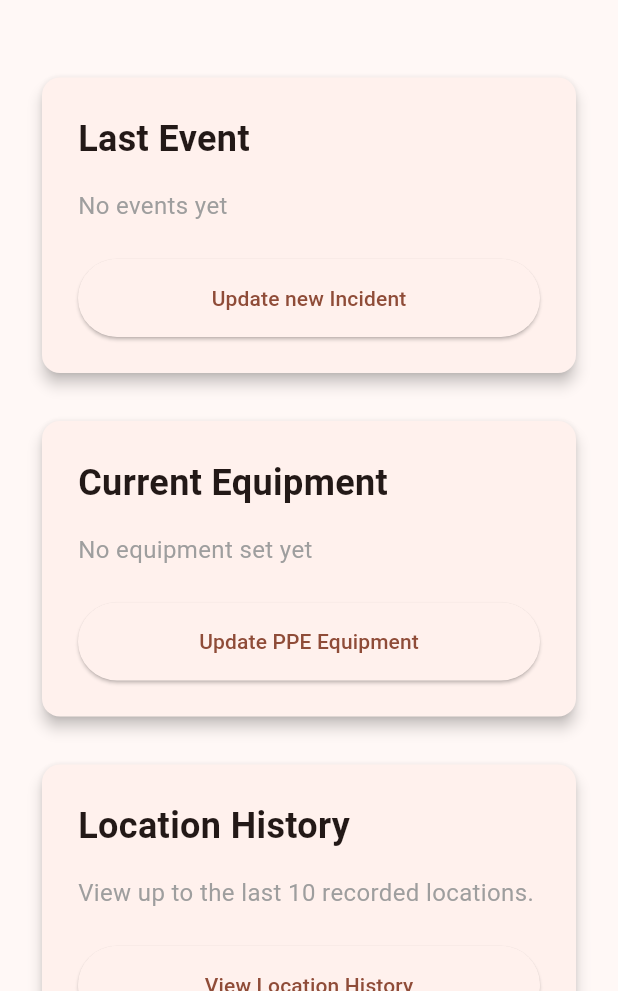
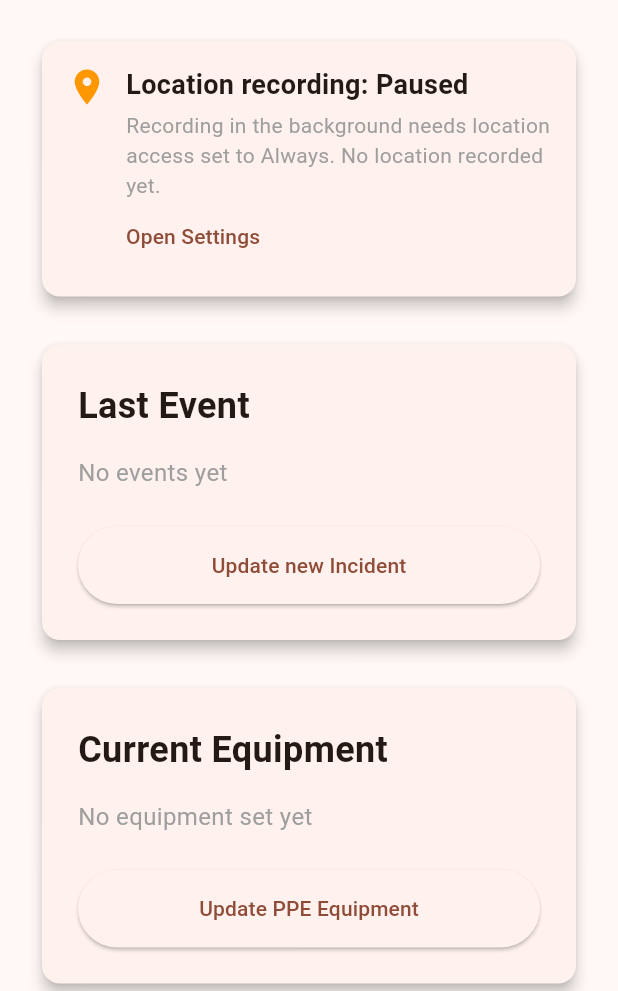
Before and after one commit to zycheah/firefighter-data-hub-frontend, a Flutter app: the HomeTab screen opened directly, on a phone screen of 412 x 824 dp, the part 245-1236 px from its top. Run offline on Flutter 3.47's test engine with Material 3 defaults, Android fonts, the phone set to English and light mode, and no system bars; our stand-ins replace flutter_secure_storage, geolocator, logger, permission_handler, shared_preferences, sqflite; missing offline and left inert: flutter_foreground_task; accounts and stored records are empty.

Commit message:
feat(mobile): add recording status and AI assistant placeholder; fix interval at one minute
Replace the location history page with a coming-soon AI assistant page, show location recording status with the last recorded time on the home screen, and record location every minute without a user-selectable interval. Stored points use the time the GPS fix was taken.

```diff
--- a/mobile/lib/screens/home_tab.dart
+++ b/mobile/lib/screens/home_tab.dart
@@ -4,8 +4,9 @@ import '../services/auth_service.dart';
 import '../services/event_service.dart';
 import '../services/ppe_service.dart';
 import 'log_event_tab.dart';
-import 'location_history_page.dart';
+import 'ai_assistant_page.dart';
 import 'ppe_page.dart';
+import 'tracking_status_card.dart';
 import 'package:intl/intl.dart';
 
 class HomeTab extends StatefulWidget {
@@ -38,11 +39,10 @@ class _HomeTabState extends State<HomeTab> {
     setState(() {}); // Refresh to show updated PPE data
   }
 
-  Future<void> _navigateToLocationHistory() async {
+  Future<void> _navigateToAiAssistant() async {
     await Navigator.of(context).push(
-      MaterialPageRoute(builder: (context) => const LocationHistoryPage()),
+      MaterialPageRoute(builder: (context) => const AiAssistantPage()),
     );
-    setState(() {}); // Refresh to show updated location data
   }
 
   @override
@@ -97,7 +97,9 @@ class _HomeTabState extends State<HomeTab> {
                   color: Colors.grey,
                 ),
               ),
-            const SizedBox(height: 48),
+            const SizedBox(height: 24),
+            const TrackingStatusCard(),
+            const SizedBox(height: 24),
             // Card 1: Last Event
             Card(
               elevation: 4,
@@ -194,7 +196,7 @@ class _HomeTabState extends State<HomeTab> {
               ),
             ),
             const SizedBox(height: 24),
-            // Card 3: Location History
+            // Card 3: AI Assistant
             Card(
               elevation: 4,
               child: Padding(
@@ -203,7 +205,7 @@ class _HomeTabState extends State<HomeTab> {
                   crossAxisAlignment: CrossAxisAlignment.start,
                   children: [
                     const Text(
-                      'Location History',
+                      'AI Assistant',
                       style: TextStyle(
                         fontSize: 24,
                         fontWeight: FontWeight.bold,
@@ -211,7 +213,7 @@ class _HomeTabState extends State<HomeTab> {
                     ),
                     const SizedBox(height: 16),
                     const Text(
-                      'View up to the last 10 recorded locations.',
+                      'Coming soon in a future update.',
                       style: TextStyle(
                         fontSize: 16,
                         color: Colors.grey,
@@ -221,11 +223,11 @@ class _HomeTabState extends State<HomeTab> {
                     SizedBox(
                       width: double.infinity,
                       child: ElevatedButton(
-                        onPressed: _navigateToLocationHistory,
+                        onPressed: _navigateToAiAssistant,
                         style: ElevatedButton.styleFrom(
                           padding: const EdgeInsets.symmetric(vertical: 16),
                         ),
-                        child: const Text('View Location History'),
+                        child: const Text('Learn More'),
                       ),
                     ),
                   ],
--- a/mobile/lib/screens/main_navigation.dart
+++ b/mobile/lib/screens/main_navigation.dart
@@ -6,9 +6,9 @@ import '../services/app_shell_navigation.dart';
 import '../services/location_background_service.dart';
 import '../services/tracking_diagnostics.dart';
 import '../services/location_service.dart';
+import 'ai_assistant_page.dart';
 import 'glove_support_tab.dart';
 import 'home_tab.dart';
-import 'location_history_page.dart';
 import 'location_onboarding_page.dart';
 import 'log_event_tab.dart';
 import 'ppe_page.dart';
@@ -129,7 +129,7 @@ class _MainNavigationState extends State<MainNavigation>
     const LogEventTab(),
     PPEPage(key: _ppePageKey),
     const GloveSupportTab(),
-    const LocationHistoryPage(),
+    const AiAssistantPage(),
     const SmokeSamplerPage(),
   ];
 
@@ -225,7 +225,7 @@ void _showAppMenu() {
                     _buildAppBox(Icons.event_note, 'Log Event', 2),
                     _buildAppBox(Icons.shield, 'PPE', 3),
                     _buildAppBox(Icons.support, 'Glove Support', 4),
-                    _buildAppBox(Icons.location_on, 'Location\nHistory', 5),
+                    _buildAppBox(Icons.smart_toy_outlined, 'AI\nAssistant', 5),
                     _buildAppBox(Icons.science, 'Smoke\npassive\nSampling', 6),
                   ],
                 ),
--- /dev/null
+++ b/mobile/lib/screens/tracking_status_card.dart
@@ -0,0 +1,137 @@
+import 'dart:async';
+
+import 'package:flutter/material.dart';
+import 'package:permission_handler/permission_handler.dart';
+
+import '../services/location_preferences_service.dart';
+import '../services/location_service.dart';
+
+/// Shows whether background location recording is running and when the last
+/// location was recorded.
+class TrackingStatusCard extends StatefulWidget {
+  const TrackingStatusCard({super.key});
+
+  @override
+  State<TrackingStatusCard> createState() => _TrackingStatusCardState();
+}
+
+class _TrackingStatusCardState extends State<TrackingStatusCard>
+    with WidgetsBindingObserver {
+  Timer? _refreshTimer;
+  bool _loaded = false;
+  bool _enabled = false;
+  bool _alwaysAccess = false;
+  DateTime? _lastRecordedAt;
+
+  @override
+  void initState() {
+    super.initState();
+    WidgetsBinding.instance.addObserver(this);
+    _refresh();
+    _refreshTimer =
+        Timer.periodic(const Duration(seconds: 30), (_) => _refresh());
+  }
+
+  @override
+  void dispose() {
+    _refreshTimer?.cancel();
+    WidgetsBinding.instance.removeObserver(this);
+    super.dispose();
+  }
+
+  @override
+  void didChangeAppLifecycleState(AppLifecycleState state) {
+    if (state == AppLifecycleState.resumed) _refresh();
+  }
+
+  Future<void> _refresh() async {
+    final prefs = LocationPreferencesService();
+    final enabled = await prefs.getIsTrackingEnabled();
+    final always = await LocationService().hasAllTheTimeLocationAccess();
+    final lastMs = await prefs.getLastLocationCaptureMs();
+    if (!mounted) return;
+    setState(() {
+      _loaded = true;
+      _enabled = enabled;
+      _alwaysAccess = always;
+      _lastRecordedAt =
+          lastMs == null ? null : DateTime.fromMillisecondsSinceEpoch(lastMs);
+    });
+  }
+
+  String _lastRecordedText() {
+    final last = _lastRecordedAt;
+    if (last == null) return 'No location recorded yet.';
+    final minutes = DateTime.now().difference(last).inMinutes;
+    if (minutes < 1) return 'Last location recorded just now.';
+    if (minutes < 60) return 'Last location recorded $minutes min ago.';
+    final hours = minutes ~/ 60;
+    return 'Last location recorded $hours h ago.';
+  }
+
+  @override
+  Widget build(BuildContext context) {
+    if (!_loaded) return const SizedBox.shrink();
+
+    final String title;
+    final String detail;
+    final Color color;
+    final bool showSettingsLink;
+    if (!_enabled) {
+      title = 'Location recording: Off';
+      detail = 'Recording is switched off in Settings → GPS Preferences.';
+      color = Colors.grey;
+      showSettingsLink = false;
+    } else if (!_alwaysAccess) {
+      title = 'Location recording: Paused';
+      detail = 'Recording in the background needs location access set to '
+          'Always. ${_lastRecordedText()}';
+      color = Colors.orange;
+      showSettingsLink = true;
+    } else {
+      title = 'Location recording: On';
+      detail = _lastRecordedText();
+      color = Colors.green;
+      showSettingsLink = false;
+    }
+
+    return Card(
+      elevation: 4,
+      child: Padding(
+        padding: const EdgeInsets.all(16.0),
+        child: Row(
+          crossAxisAlignment: CrossAxisAlignment.start,
+          children: [
+            Icon(Icons.location_on, color: color, size: 28),
+            const SizedBox(width: 12),
+            Expanded(
+              child: Column(
+                crossAxisAlignment: CrossAxisAlignment.start,
+                children: [
+                  Text(
+                    title,
+                    style: const TextStyle(
+                      fontSize: 18,
+                      fontWeight: FontWeight.bold,
+                    ),
+                  ),
+                  const SizedBox(height: 4),
+                  Text(
+                    detail,
+                    style: const TextStyle(fontSize: 14, color: Colors.grey),
+                  ),
+                  if (showSettingsLink)
+                    TextButton(
+                      onPressed: openAppSettings,
+                      style: TextButton.styleFrom(padding: EdgeInsets.zero),
+                      child: const Text('Open Settings'),
+                    ),
+                ],
+              ),
+            ),
+          ],
+        ),
+      ),
+    );
+  }
+}
```
Also changed, not shown: mobile/lib/screens/ai_assistant_page.dart (added, +48 -0 lines), mobile/lib/screens/location_history_page.dart (deleted, +0 -343 lines), mobile/lib/screens/settings_page.dart (+6 -48 lines), mobile/lib/services/location_preferences_service.dart (+16 -16 lines), mobile/lib/services/location_service.dart (+6 -1 lines).
